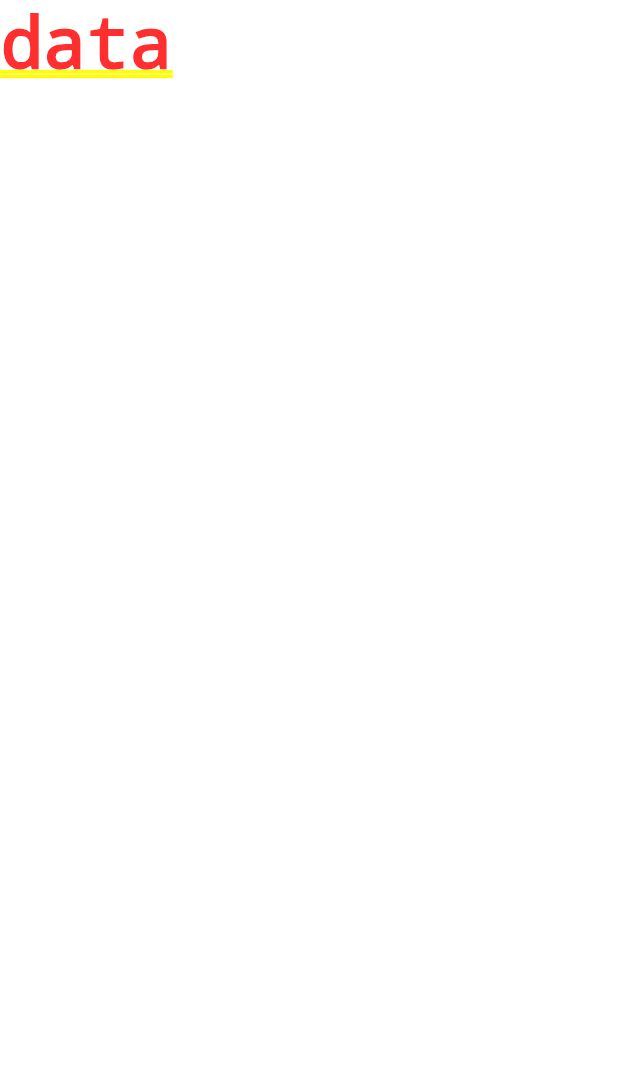
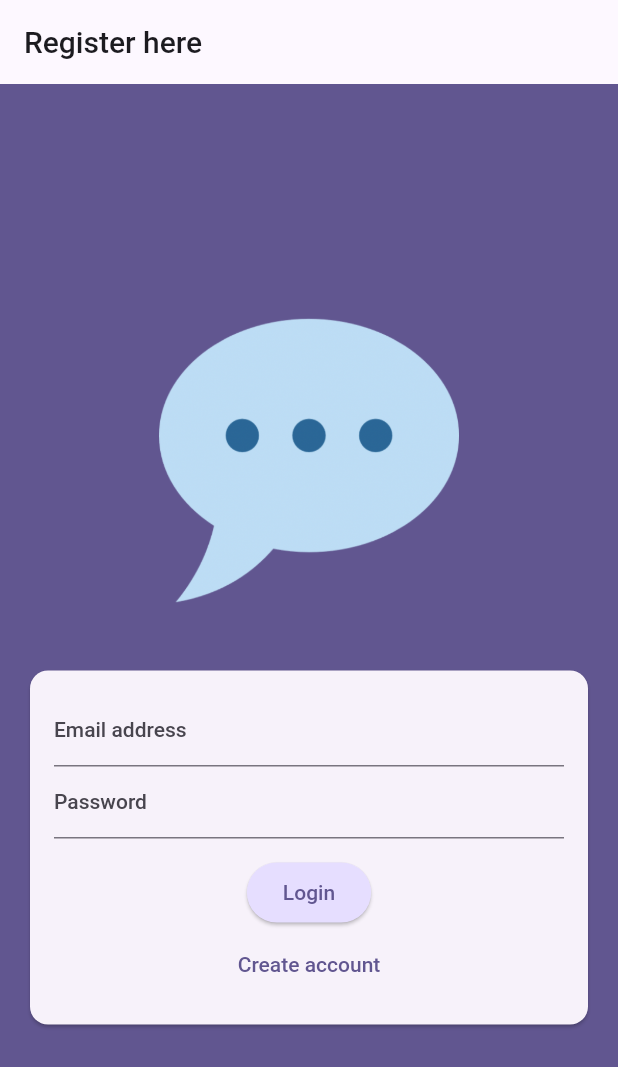
Before and after one commit to ashfaqahmad7866/chat_app, a Flutter app: the screen it shows after launch, on a phone screen of 412 x 824 dp. Shown: the top 1067 px of the screen. Run offline on Flutter 3.47's test engine with Material 2 defaults, Android fonts, the phone set to English and light mode, and no system bars.

Commit message:
User login or signup added absed on his choice

```diff
--- a/lib/main.dart
+++ b/lib/main.dart
@@ -1,3 +1,4 @@
+import 'package:chat_app/screens/auth.dart';
 import 'package:flutter/material.dart';
 
 void main() {
@@ -17,7 +18,7 @@ class ChatApp extends StatelessWidget {
           seedColor: const Color.fromARGB(255, 63, 17, 177),
         ),
       ),
-      home: const Text('data'),
+      home:const AuthScreen(),
     );
   }
 }
--- /dev/null
+++ b/lib/screens/auth.dart
@@ -0,0 +1,119 @@
+import 'package:flutter/material.dart';
+
+class AuthScreen extends StatefulWidget {
+  const AuthScreen({super.key});
+
+  @override
+  State<AuthScreen> createState() => _AuthScreenState();
+}
+
+class _AuthScreenState extends State<AuthScreen> {
+  var _isLogin = true;
+  var _enteredEmail='';
+  var _enteredPassword='';
+  final _formKey=GlobalKey<FormState>();
+  void _submit()
+  {
+   final isValid= _formKey.currentState!.validate();
+   if(isValid)
+   {
+   _formKey.currentState!.save();
+   print(_enteredEmail);
+   print(_enteredPassword);
+   }
+  }
+  @override
+  Widget build(BuildContext context) {
+    return Scaffold(
+      backgroundColor: Theme.of(context).colorScheme.primary,
+      appBar: AppBar(
+        title: const Text('Register here'),
+      ),
+      body: Center(
+        child: SingleChildScrollView(
+          child: Column(
+            mainAxisAlignment: MainAxisAlignment.center,
+            children: [
+              Container(
+                margin: const EdgeInsets.only(
+                    top: 30, bottom: 20, left: 20, right: 20),
+                width: 200,
+                child: Image.asset(
+                  'assets/images/chat.png',
+                ),
+              ),
+              Card(
+                margin: const EdgeInsets.all(20),
+                child: SingleChildScrollView(
+                  child: Padding(
+                    padding: const EdgeInsets.all(16),
+                    child: Form(
+                      key: _formKey,
+                      child: Column(
+                        mainAxisSize: MainAxisSize
+                            .min, //column elements will contain only that space which they require
+                        children: [
+                          TextFormField(
+                            decoration: const InputDecoration(
+                                labelText: 'Email address'),
+                            keyboardType: TextInputType.emailAddress,
+                            autocorrect: false,
+                            textCapitalization: TextCapitalization.none,
+                            validator: (value) {
+                              if (value == null ||
+                                  value.trim().isEmpty ||
+                                  !value.contains('@')) {
+                                return 'Please enter valid email address';
+                              }
+                              return null;
+                            },
+                            onSaved: (newValue) {
+                              _enteredEmail=newValue!;
+                            },
+                          ),
+                          TextFormField(
+                            decoration:
+                                const InputDecoration(labelText: 'Password'),
+                            obscureText: true,
+                            validator: (value) {
+                              if (value == null ||
+                                  value.trim().length<6) {
+                                return 'Password should be at least of 6 characters';
+                              }
+                              return null;
+                            },
+                            onSaved: (newValue) {
+                              _enteredPassword=newValue!;
+                            },
+                          ),
+                          const SizedBox(height: 12),
+                          ElevatedButton(
+                            style: ElevatedButton.styleFrom(
+                                backgroundColor: Theme.of(context)
+                                    .colorScheme
+                                    .primaryContainer),
+                            onPressed: _submit,
+                            child: Text(_isLogin ? 'Login' : 'Signup'),
+                          ),
+                          TextButton(
+                              onPressed: () {
+                                setState(() {
+                                  _isLogin = !_isLogin; //_isLogin?false:true;
+                                });
+                              },
+                              child: Text(_isLogin
+                                  ? 'Create account'
+                                  : 'I already have an account'))
+                        ],
+                      ),
+                    ),
+                  ),
+                ),
+              )
+            ],
+          ),
+        ),
+      ),
+    );
+  }
+}
--- a/pubspec.yaml
+++ b/pubspec.yaml
@@ -59,8 +59,8 @@ flutter:
   uses-material-design: true
 
   # To add assets to your application, add an assets section, like this:
-  # assets:
-  #   - images/a_dot_burr.jpeg
+  assets:
+    - assets/images/chat.png
   #   - images/a_dot_ham.jpeg
 
   # An image asset can refer to one or more resolution-specific "variants", see
```
Also changed, not shown: assets/images/chat.png (added), 1 other file.
